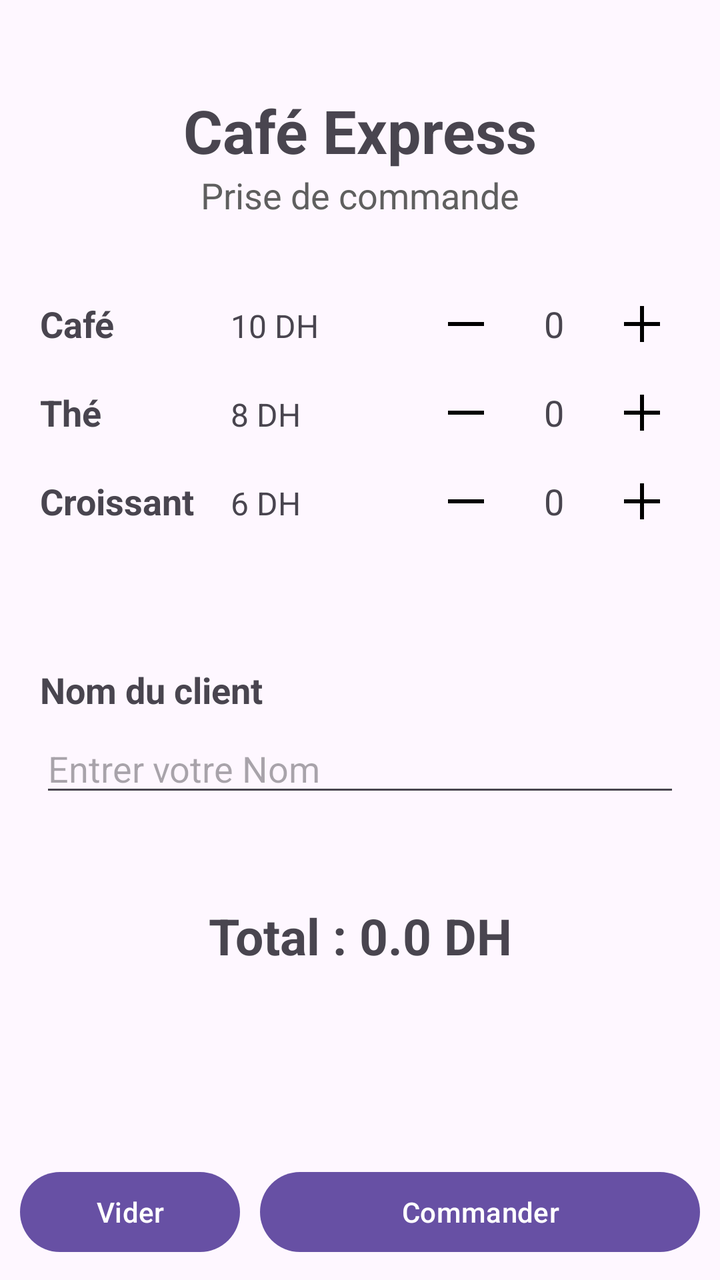
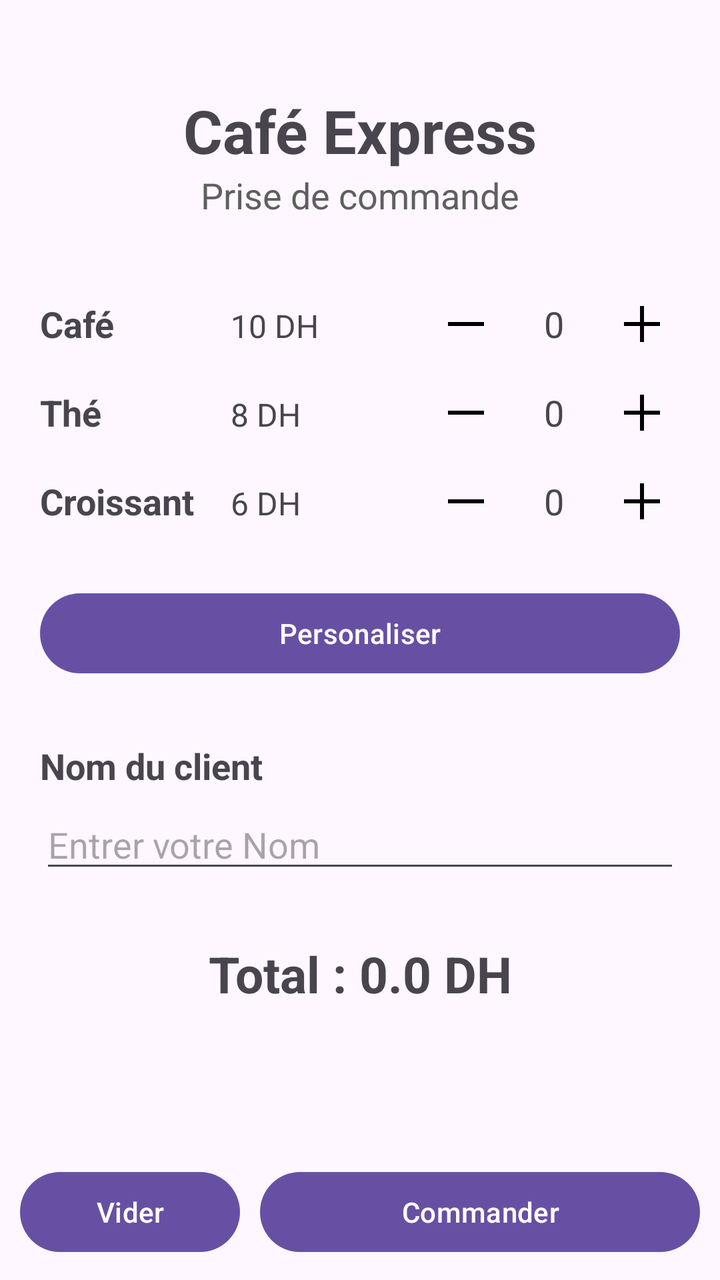

Compare the two renders of this Android layout. The source of the first and the diff that turns it into the second are given below.
<!-- AndroidManifest.xml: application theme Theme.Cafeexpress -->
<!-- res/layout/activity_main.xml -->
<?xml version="1.0" encoding="utf-8"?>
<androidx.constraintlayout.widget.ConstraintLayout xmlns:android="http://schemas.android.com/apk/res/android"
    xmlns:app="http://schemas.android.com/apk/res-auto"
    xmlns:tools="http://schemas.android.com/tools"
    android:id="@+id/main"
    android:layout_width="match_parent"
    android:layout_height="match_parent"
    tools:context=".MainActivity">

    <TextView
        android:id="@+id/titrePrincipale"
        android:layout_width="wrap_content"
        android:layout_height="wrap_content"
        android:layout_marginTop="45dp"
        android:text="Café Express"
        android:textSize="30sp"
        android:textStyle="bold"
        app:layout_constraintEnd_toEndOf="parent"
        app:layout_constraintStart_toStartOf="parent"
        app:layout_constraintTop_toTopOf="parent" />

    <TextView
        android:id="@+id/sousTitre"
        android:layout_width="wrap_content"
        android:layout_height="wrap_content"
        android:text="Prise de commande"
        android:textColor="@color/grey"
        android:textSize="18sp"
        app:layout_constraintEnd_toEndOf="parent"
        app:layout_constraintStart_toStartOf="parent"
        app:layout_constraintTop_toBottomOf="@id/titrePrincipale" />

    <TextView
        android:id="@+id/lblCafe"
        android:layout_width="wrap_content"
        android:layout_height="wrap_content"
        android:layout_marginHorizontal="20dp"
        android:layout_marginTop="40dp"
        android:text="Café"
        android:textSize="18sp"
        android:textStyle="bold"
        app:layout_constraintStart_toStartOf="parent"
        app:layout_constraintTop_toBottomOf="@id/sousTitre" />

    <TextView
        android:id="@+id/lblThe"
        android:layout_width="wrap_content"
        android:layout_height="wrap_content"
        android:layout_marginHorizontal="20dp"
        android:layout_marginTop="20dp"
        android:text="Thé"
        android:textSize="18sp"
        android:textStyle="bold"
        app:layout_constraintStart_toStartOf="parent"
        app:layout_constraintTop_toBottomOf="@id/lblCafe" />

    <TextView
        android:id="@+id/lblCroissant"
        android:layout_width="wrap_content"
        android:layout_height="wrap_content"
        android:layout_marginHorizontal="20dp"
        android:layout_marginTop="20dp"
        android:text="Croissant"
        android:textSize="18sp"
        android:textStyle="bold"
        app:layout_constraintStart_toStartOf="parent"
        app:layout_constraintTop_toBottomOf="@id/lblThe" />

    <androidx.constraintlayout.widget.Guideline
        android:id="@+id/sep1"
        android:layout_width="wrap_content"
        android:layout_height="wrap_content"
        android:orientation="vertical"
        app:layout_constraintGuide_percent="0.32" />

    <TextView
        android:id="@+id/lblPrixCafe"
        android:layout_width="wrap_content"
        android:layout_height="wrap_content"
        android:text="10 DH"
        android:textSize="16sp"
        app:layout_constraintBaseline_toBaselineOf="@id/lblCafe"
        app:layout_constraintStart_toStartOf="@id/sep1"
        app:layout_constraintTop_toBottomOf="@id/sousTitre" />

    <TextView
        android:id="@+id/lblPrixThe"
        android:layout_width="wrap_content"
        android:layout_height="wrap_content"
        android:text="8 DH"
        android:textSize="16sp"
        app:layout_constraintBaseline_toBaselineOf="@id/lblThe"
        app:layout_constraintStart_toStartOf="@id/sep1"
        app:layout_constraintTop_toBottomOf="@id/lblPrixCafe" />

    <TextView
        android:id="@+id/lblPrixCroissant"
        android:layout_width="wrap_content"
        android:layout_height="wrap_content"
        android:text="6 DH"
        android:textSize="16sp"
        app:layout_constraintBaseline_toBaselineOf="@id/lblCroissant"
        app:layout_constraintStart_toStartOf="@id/sep1"
        app:layout_constraintTop_toBottomOf="@id/lblPrixThe" />

    <ImageButton
        android:id="@+id/btnMoinsCafe"
        android:layout_width="18dp"
        android:layout_height="18dp"
        android:layout_marginHorizontal="30dp"
        android:background="@null"
        android:src="@drawable/ic_minus"
        app:layout_constraintBottom_toBottomOf="@id/lblCafe"
        app:layout_constraintEnd_toStartOf="@id/txtCountCafe"
        app:layout_constraintTop_toBottomOf="@id/sousTitre"
        app:layout_constraintTop_toTopOf="@id/lblCafe"
        app:tint="@color/black" />

    <TextView
        android:id="@+id/txtCountCafe"
        android:layout_width="wrap_content"
        android:layout_height="wrap_content"
        android:layout_marginHorizontal="30dp"
        android:layout_marginEnd="30dp"
        android:text="0"
        android:textSize="18sp"
        app:layout_constraintBottom_toBottomOf="@id/lblCafe"
        app:layout_constraintEnd_toStartOf="@id/btnPlusCafe"
        app:layout_constraintTop_toTopOf="@id/lblCafe" />

    <ImageButton
        android:id="@+id/btnPlusCafe"
        android:layout_width="18dp"
        android:layout_height="18dp"
        android:layout_marginHorizontal="30dp"
        android:background="@null"
        android:src="@drawable/ic_plus"
        app:layout_constraintBottom_toBottomOf="@id/lblCafe"
        app:layout_constraintEnd_toEndOf="parent"
        app:layout_constraintTop_toBottomOf="@id/sousTitre"
        app:layout_constraintTop_toTopOf="@id/lblCafe"
        app:tint="@color/black" />

    <ImageButton
        android:id="@+id/btnMoinsThe"
        android:layout_width="18dp"
        android:layout_height="18dp"
        android:layout_marginHorizontal="30dp"
        android:background="@null"
        android:src="@drawable/ic_minus"
        app:layout_constraintBottom_toBottomOf="@id/lblThe"
        app:layout_constraintEnd_toStartOf="@id/txtCountThe"
        app:layout_constraintTop_toBottomOf="@id/lblCafe"
        app:layout_constraintTop_toTopOf="@id/lblThe"
        app:tint="@color/black" />

    <TextView
        android:id="@+id/txtCountThe"
        android:layout_width="wrap_content"
        android:layout_height="wrap_content"
        android:layout_marginHorizontal="30dp"
        android:text="0"
        android:textSize="18sp"
        app:layout_constraintBottom_toBottomOf="@id/lblThe"
        app:layout_constraintEnd_toStartOf="@id/btnPlusThe"
        app:layout_constraintTop_toTopOf="@id/lblThe" />

    <ImageButton
        android:id="@+id/btnPlusThe"
        android:layout_width="18dp"
        android:layout_height="18dp"
        android:layout_marginHorizontal="30dp"
        android:background="@null"
        android:src="@drawable/ic_plus"
        app:layout_constraintBottom_toBottomOf="@id/lblThe"
        app:layout_constraintEnd_toEndOf="parent"
        app:layout_constraintTop_toTopOf="@id/lblThe"
        app:tint="@color/black" />

    <ImageButton
        android:id="@+id/btnMoinsCroissant"
        android:layout_width="18dp"
        android:layout_height="18dp"
        android:layout_marginHorizontal="30dp"
        android:background="@null"
        android:src="@drawable/ic_minus"
        app:layout_constraintBottom_toBottomOf="@id/lblCroissant"
        app:layout_constraintEnd_toStartOf="@id/txtCountCroissant"
        app:layout_constraintTop_toBottomOf="@id/lblThe"
        app:layout_constraintTop_toTopOf="@id/lblCroissant"
        app:tint="@color/black" />

    <TextView
        android:id="@+id/txtCountCroissant"
        android:layout_width="wrap_content"
        android:layout_height="wrap_content"
        android:layout_marginHorizontal="30dp"
        android:text="0"
        android:textSize="18sp"
        app:layout_constraintBottom_toBottomOf="@id/lblCroissant"
        app:layout_constraintEnd_toStartOf="@id/btnPlusCroissant"
        app:layout_constraintTop_toTopOf="@id/lblCroissant" />

    <ImageButton
        android:id="@+id/btnPlusCroissant"
        android:layout_width="18dp"
        android:layout_height="18dp"
        android:layout_marginHorizontal="30dp"
        android:background="@null"
        android:src="@drawable/ic_plus"
        app:layout_constraintBottom_toBottomOf="@id/lblCroissant"
        app:layout_constraintEnd_toEndOf="parent"
        app:layout_constraintTop_toTopOf="@id/lblCroissant"
        app:tint="@color/black" />

    <TextView
        android:id="@+id/lblClient"
        android:layout_width="wrap_content"
        android:layout_height="wrap_content"
        android:layout_marginHorizontal="20dp"
        android:layout_marginTop="70dp"
        android:text="Nom du client"
        android:textSize="18sp"
        android:textStyle="bold"
        app:layout_constraintStart_toStartOf="parent"
        app:layout_constraintTop_toBottomOf="@id/lblCroissant" />

    <EditText
        android:id="@+id/edtNomClient"
        android:layout_width="match_parent"
        android:layout_height="wrap_content"
        android:layout_marginHorizontal="20dp"
        android:layout_marginTop="5dp"
        android:hint="Entrer votre Nom"
        app:layout_constraintTop_toBottomOf="@id/lblClient" />

    <LinearLayout
        android:layout_width="wrap_content"
        android:layout_height="wrap_content"
        android:orientation="horizontal"
        app:layout_constraintBottom_toTopOf="@id/btnVider"
        app:layout_constraintEnd_toEndOf="parent"
        app:layout_constraintStart_toStartOf="parent"
        app:layout_constraintTop_toBottomOf="@id/edtNomClient">

        <TextView
            android:layout_width="wrap_content"
            android:layout_height="wrap_content"
            android:text="Total : "
            android:textSize="25sp"
            android:textStyle="bold" />

        <TextView
            android:id="@+id/prixTotal"
            android:layout_width="wrap_content"
            android:layout_height="wrap_content"
            android:layout_marginBottom="50dp"
            android:text="0.0"
            android:textSize="25sp"
            android:textStyle="bold" />

        <TextView
            android:layout_width="wrap_content"
            android:layout_height="wrap_content"
            android:text=" DH"
            android:textSize="25sp"
            android:textStyle="bold" />

    </LinearLayout>


    <Button
        android:id="@+id/btnVider"
        android:layout_width="0dp"
        android:layout_height="wrap_content"
        android:layout_marginHorizontal="10dp"
        android:layout_marginBottom="10dp"
        android:text="Vider"
        app:layout_constraintBottom_toBottomOf="parent"
        app:layout_constraintEnd_toStartOf="@id/btnCommander"
        app:layout_constraintHorizontal_weight="1"
        app:layout_constraintStart_toStartOf="parent" />

    <Button
        android:id="@+id/btnCommander"
        android:layout_width="0dp"
        android:layout_height="wrap_content"
        android:layout_marginEnd="10dp"
        android:layout_marginBottom="10dp"
        android:text="Commander"
        app:layout_constraintBottom_toBottomOf="parent"
        app:layout_constraintEnd_toEndOf="parent"
        app:layout_constraintHorizontal_weight="2"
        app:layout_constraintStart_toEndOf="@id/btnVider" />


</androidx.constraintlayout.widget.ConstraintLayout>
<!-- resources referenced by this layout -->
<resources>
  <color name="black">#FF000000</color>
  <color name="grey">#5f5f5f</color>
  <!-- drawable ic_minus (drawable) -->
  <?xml version="1.0" encoding="utf-8"?>
  <vector xmlns:android="http://schemas.android.com/apk/res/android"
      android:width="32sp"
      android:height="32sp"
      android:viewportWidth="256"
      android:viewportHeight="256">
      <path
          android:fillColor="#ffffff"
          android:pathData="M224,128a8,8,0,0,1-8,8H40a8,8,0,0,1,0-16H216A8,8,0,0,1,224,128Z"/>
  </vector>
  <!-- drawable ic_plus (drawable) -->
  <?xml version="1.0" encoding="utf-8"?>
  <vector xmlns:android="http://schemas.android.com/apk/res/android"
      android:width="32sp"
      android:height="32sp"
      android:viewportWidth="256"
      android:viewportHeight="256">
      <path
          android:fillColor="#ffffff"
          android:pathData="M224,128a8,8,0,0,1-8,8H136v80a8,8,0,0,1-16,0V136H40a8,8,0,0,1,0-16h80V40a8,8,0,0,1,16,0v80h80A8,8,0,0,1,224,128Z" />
  </vector>
  <style name="Theme.Cafeexpress" parent="Base.Theme.Cafeexpress" />
  <style name="Base.Theme.Cafeexpress" parent="Theme.Material3.DayNight.NoActionBar">
          
          
      </style>
</resources>

<!-- the commit's change to res/layout/activity_main.xml (unified diff, before → after) -->
@@ -213,17 +213,28 @@
         app:layout_constraintTop_toTopOf="@id/lblCroissant"
         app:tint="@color/black" />
 
+    <Button
+        android:id="@+id/btnPersonaliser"
+        android:layout_width="match_parent"
+        android:layout_height="wrap_content"
+        android:layout_marginHorizontal="20dp"
+        android:layout_marginTop="30dp"
+        android:text="Personaliser"
+        app:layout_constraintEnd_toEndOf="parent"
+        app:layout_constraintStart_toStartOf="parent"
+        app:layout_constraintTop_toBottomOf="@id/lblCroissant" />
+
     <TextView
         android:id="@+id/lblClient"
         android:layout_width="wrap_content"
         android:layout_height="wrap_content"
         android:layout_marginHorizontal="20dp"
-        android:layout_marginTop="70dp"
+        android:layout_marginTop="30dp"
         android:text="Nom du client"
         android:textSize="18sp"
         android:textStyle="bold"
         app:layout_constraintStart_toStartOf="parent"
-        app:layout_constraintTop_toBottomOf="@id/lblCroissant" />
+        app:layout_constraintTop_toBottomOf="@id/btnPersonaliser" />
 
     <EditText
         android:id="@+id/edtNomClient"
